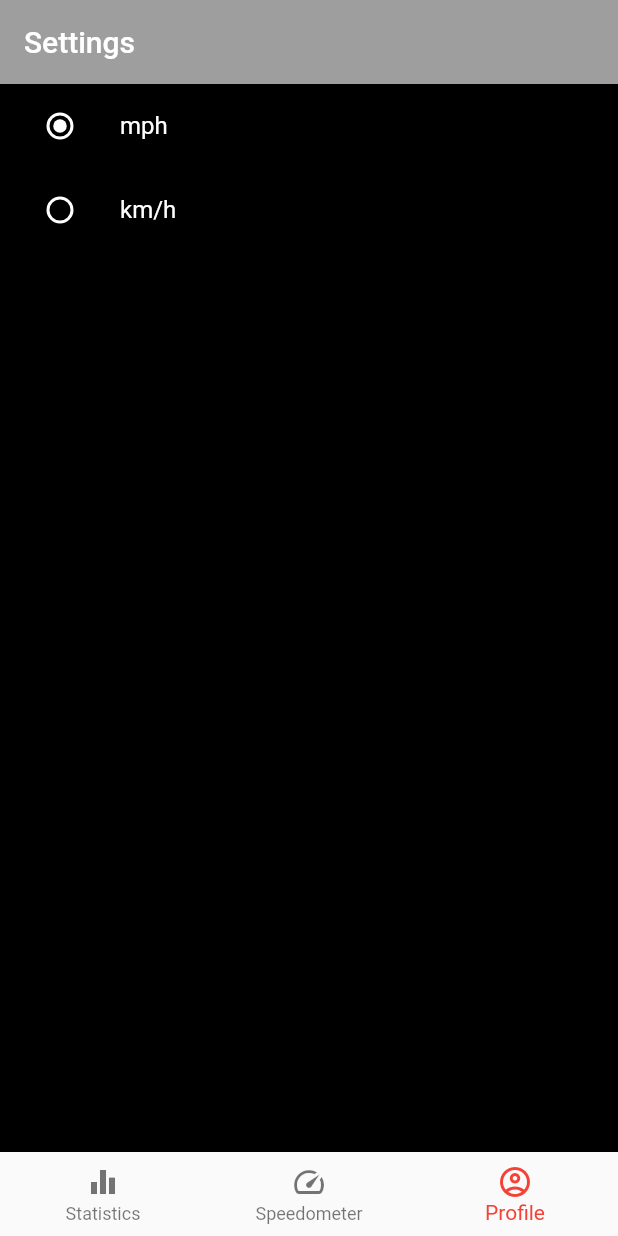
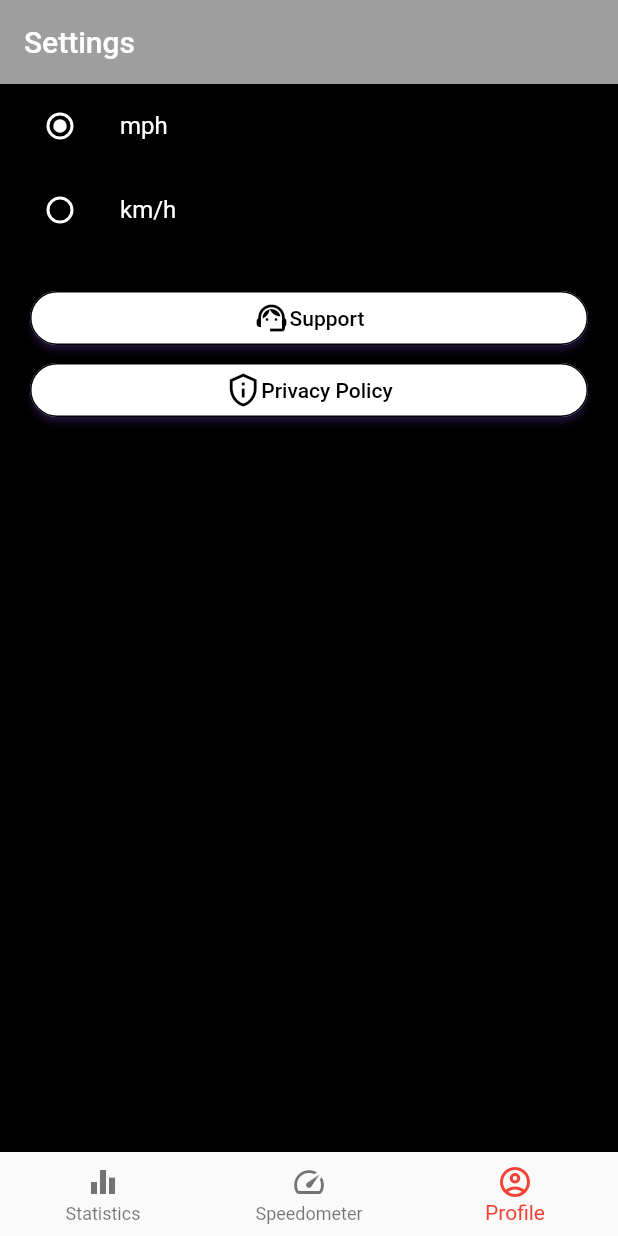
Before and after one commit to mb1shka/speedometer, a Flutter app: the screen it shows after launch, item 3 of the bottom bar chosen, on a phone screen of 412 x 824 dp. Run offline on Flutter 3.47's test engine with Material 2 defaults, Android fonts, the phone set to English and light mode, and no system bars; our stand-ins replace location.

Commit message:
settings page design

```diff
--- a/lib/settings/settings_container.dart
+++ b/lib/settings/settings_container.dart
@@ -78,6 +78,55 @@ class _BaseUnitState extends State<BaseUnitClass> {
                 });
               }),
         ),
+        Padding(
+          padding: EdgeInsets.all(20),
+          child: Column(
+              children:[
+                ElevatedButton(
+                  onPressed: () {},
+                  child: Row(
+                    children: [
+                      Icon(Icons.support_agent_outlined),
+                      Text("Support"),
+                    ],
+                    mainAxisAlignment: MainAxisAlignment.center,
+                  ),
+                  style: ButtonStyle(
+                    foregroundColor: MaterialStateProperty.all<Color>(Colors.black),
+                    backgroundColor: MaterialStateProperty.all<Color>(Colors.white),
+                    shadowColor: MaterialStateProperty.all<Color>(Colors.deepPurple),
+                    shape: MaterialStateProperty.all<RoundedRectangleBorder>(
+                      RoundedRectangleBorder(
+                        borderRadius: BorderRadius.circular(18.0),
+                        side: BorderSide(color: Colors.black),
+                      ),
+                    ),
+                  ),
+                ),
+                ElevatedButton(
+                    onPressed: () {},
+                    child: Row(
+                      children: [
+                        Icon(Icons.privacy_tip_outlined),
+                        Text("Privacy Policy"),
+                      ],
+                      mainAxisAlignment: MainAxisAlignment.center,
+                    ),
+                  style: ButtonStyle(
+                    foregroundColor: MaterialStateProperty.all<Color>(Colors.black),
+                    backgroundColor: MaterialStateProperty.all<Color>(Colors.white),
+                    shadowColor: MaterialStateProperty.all<Color>(Colors.deepPurple),
+                    shape: MaterialStateProperty.all<RoundedRectangleBorder>(
+                      RoundedRectangleBorder(
+                        borderRadius: BorderRadius.circular(18.0),
+                        side: BorderSide(color: Colors.black),
+                      ),
+                    ),
+                  ),
+                ),
+              ]
+          ),
+        ),
       ]),
     );
   }
--- a/lib/speedometer_container.dart
+++ b/lib/speedometer_container.dart
@@ -124,7 +124,7 @@ class _SpeedometerContainerState extends State<SpeedometerContainer> {
             alignment: Alignment.bottomCenter,
 
             child: Text(
-              "Highest speed:\n${highestSpeed.toStringAsFixed(2)} m/s",
+              "Highest speed:\n${highestSpeed.toStringAsFixed(2)} mph",
               style: const TextStyle(
                 color: Colors.white,
               ),
```
